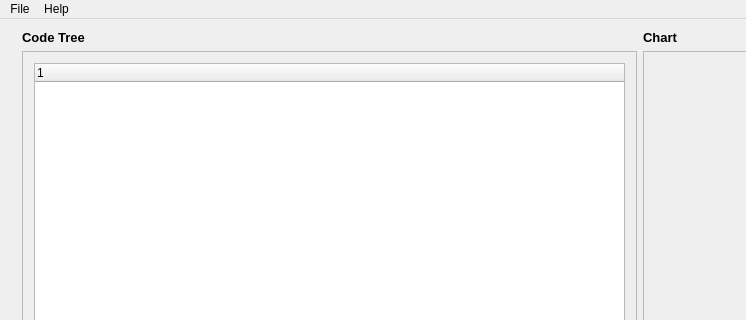
Qt form mainwindow.ui (levanhong05/F2AGenerator) before a commit; both pictures show x 0 to 746 and y 0 to 320 of the 1280 by 768 pixel window.
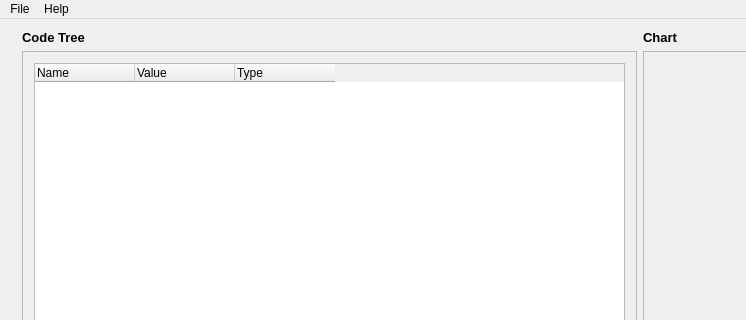
The same form after that commit. Icons and pictures are not drawn.

```diff
--- a/mainwindow.ui
+++ b/mainwindow.ui
@@ -81,9 +81,25 @@
               <layout class="QVBoxLayout" name="verticalLayout_7">
                <item>
                 <widget class="QTreeWidget" name="codeTreeWidget">
+                 <property name="editTriggers">
+                  <set>QAbstractItemView::NoEditTriggers</set>
+                 </property>
+                 <attribute name="headerStretchLastSection">
+                  <bool>false</bool>
+                 </attribute>
                  <column>
                   <property name="text">
-                   <string notr="true">1</string>
+                   <string notr="true">Name</string>
+                  </property>
+                 </column>
+                 <column>
+                  <property name="text">
+                   <string>Value</string>
+                  </property>
+                 </column>
+                 <column>
+                  <property name="text">
+                   <string>Type</string>
                   </property>
                  </column>
                 </widget>
```
